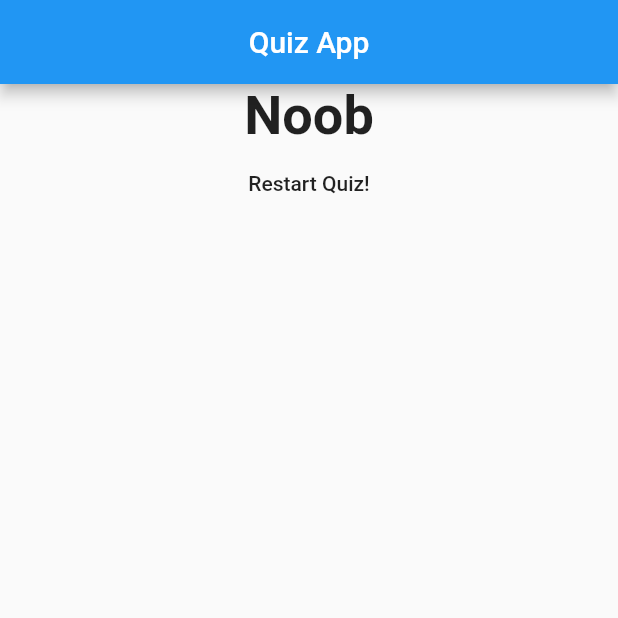
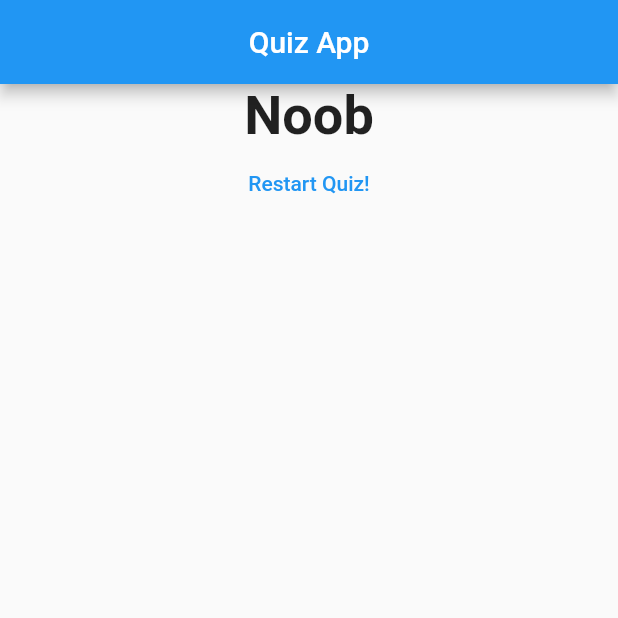
Before and after one commit to Mohammed-Benotmane/Quizz-App, a Flutter app: the screen it shows after launch, after a tap on "Yellow", after a tap on "Dinars", after a tap on "Cristiano Ronaldo", on a phone screen of 412 x 824 dp, the top half of it. Run offline on Flutter 3.47's test engine with Material 2 defaults, Android fonts, the phone set to English and light mode, and no system bars.

Commit message:
change button color

```diff
--- a/lib/result.dart
+++ b/lib/result.dart
@@ -29,7 +29,7 @@ class Result extends StatelessWidget {
             style: TextStyle(fontSize: 36, fontWeight: FontWeight.bold),
             textAlign: TextAlign.center,
           ),
-          FlatButton(onPressed: resetFunction, child: Text('Restart Quiz!'))
+          FlatButton(onPressed: resetFunction, child: Text('Restart Quiz!'),textColor: Colors.blue,)
         ],
       ),
     );
```
